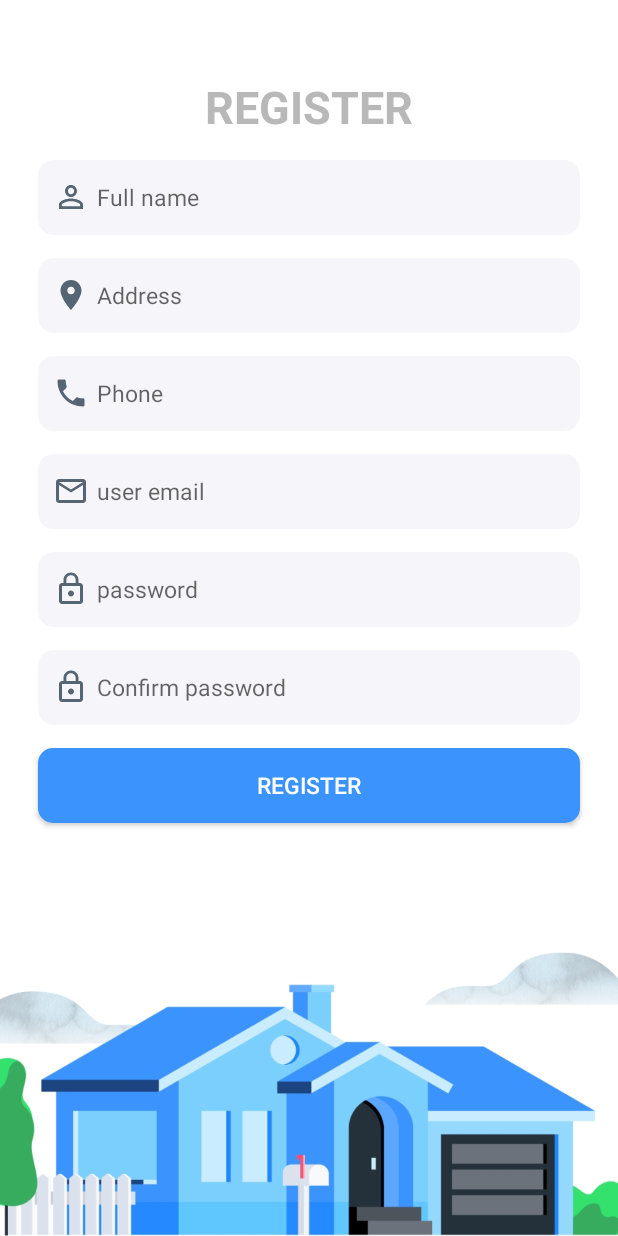
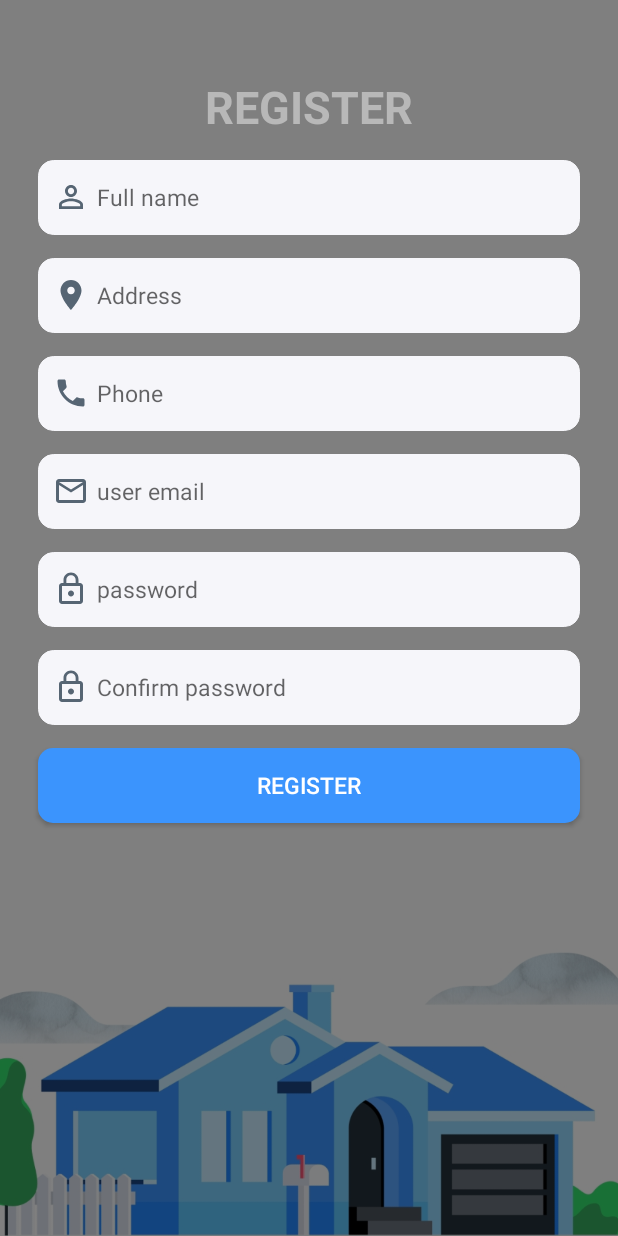
Before and after one commit to uttamtamang/HouseRentalSystem, an Android app: the RegistrationActivity screen opened directly, with no data from a screen before it, on a phone screen of 412 x 824 dp. Run offline under Robolectric (Android 15) with nearby library versions, the light colour scheme and no system bars.

Commit message:
custom colors

```diff
--- a/app/src/main/res/layout/activity_registration.xml
+++ b/app/src/main/res/layout/activity_registration.xml
@@ -13,10 +13,10 @@
         android:scaleType="centerCrop"
 
         />
-<!--    <ImageView-->
-<!--        android:layout_width="match_parent"-->
-<!--        android:layout_height="match_parent"-->
-<!--        android:src="#80000000"/>-->
+    <ImageView
+        android:layout_width="match_parent"
+        android:layout_height="match_parent"
+        android:src="#80000000"/>
 
     <ScrollView
         android:layout_width="match_parent"
```
